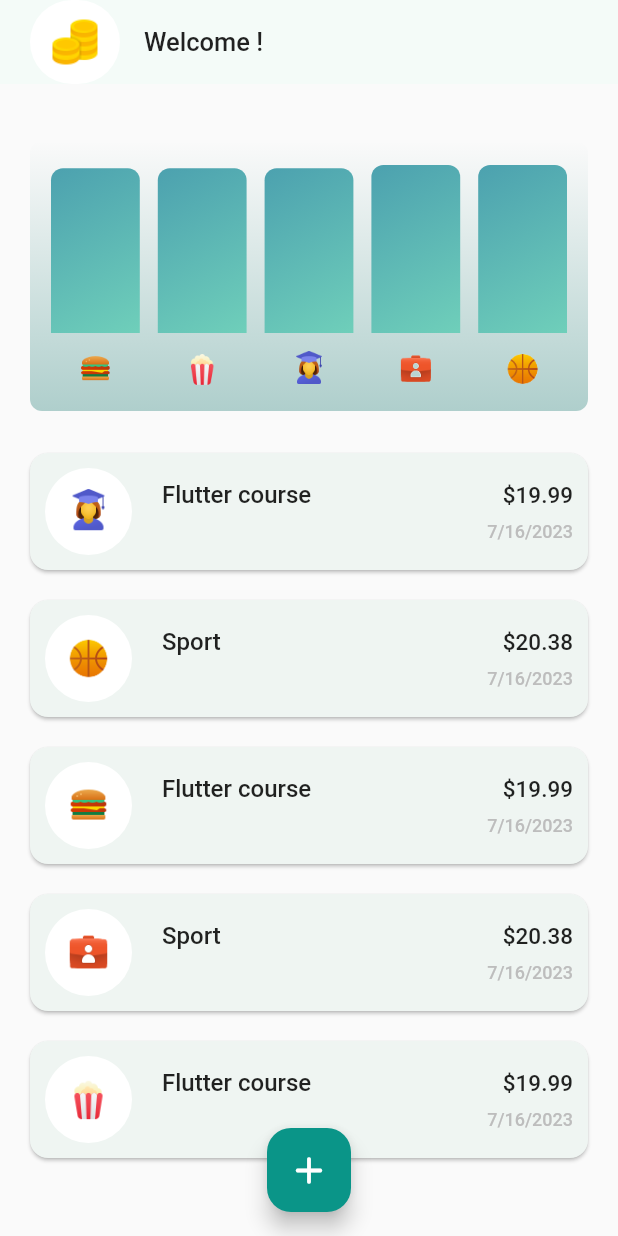
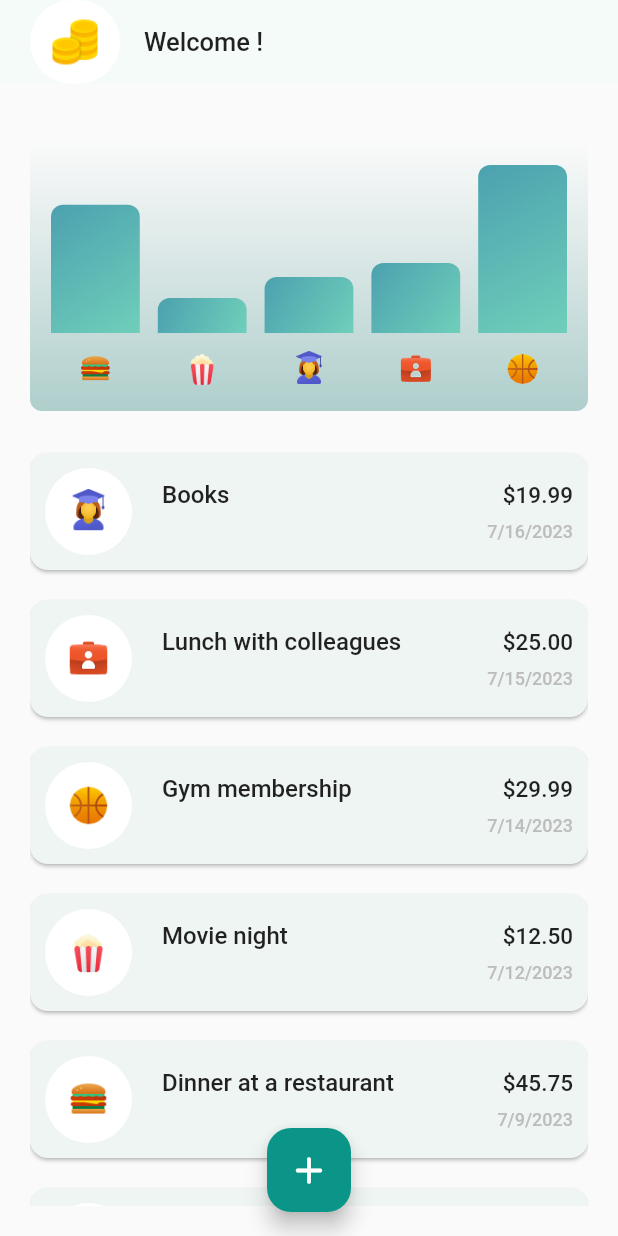
Before and after one commit to ilhemGn/ExpensesTracker, a Flutter app: the HomeScreen screen opened directly, on a phone screen of 412 x 824 dp. Run offline on Flutter 3.47's test engine with Material 2 defaults, Android fonts, the phone set to English and light mode, and no system bars; our stand-ins replace font_awesome_flutter.

Commit message:
demo expenses list

```diff
--- /dev/null
+++ b/lib/data/expenses_data.dart
@@ -0,0 +1,40 @@
+import 'package:expense_tracking_app/models/expense_model.dart';
+
+List<ExpenseModel> expensesList = [
+  ExpenseModel(
+    title: 'Books',
+    amount: 19.99,
+    date: DateTime(2023, 07, 16),
+    category: Category.study,
+  ),
+  ExpenseModel(
+    title: 'Lunch with colleagues',
+    amount: 25.0,
+    date: DateTime(2023, 07, 15),
+    category: Category.work,
+  ),
+  ExpenseModel(
+    title: 'Gym membership',
+    amount: 29.99,
+    date: DateTime(2023, 07, 14),
+    category: Category.sport,
+  ),
+  ExpenseModel(
+    title: 'Movie night',
+    amount: 12.5,
+    date: DateTime(2023, 07, 12),
+    category: Category.leisure,
+  ),
+  ExpenseModel(
+    title: 'Dinner at a restaurant',
+    amount: 45.75,
+    date: DateTime(2023, 7, 9),
+    category: Category.food,
+  ),
+  ExpenseModel(
+    title: 'Soccer shoes',
+    amount: 29.95,
+    date: DateTime(2023, 7, 11),
+    category: Category.sport,
+  ),
+];
--- a/lib/screens/home_screen.dart
+++ b/lib/screens/home_screen.dart
@@ -1,5 +1,6 @@
 import 'package:expense_tracking_app/models/expense_model.dart';
 import 'package:expense_tracking_app/screens/add_expense_screen.dart';
+import 'package:expense_tracking_app/data/expenses_data.dart';
 import 'package:expense_tracking_app/widgets/chart/char.dart';
 import 'package:expense_tracking_app/widgets/expenses_list.dart';
 import 'package:flutter/material.dart';
@@ -12,39 +13,6 @@ class HomeScreen extends StatefulWidget {
 }
 
 class _HomeScreenState extends State<HomeScreen> {
-  List<ExpenseModel> expensesList = [
-    ExpenseModel(
-      title: 'Flutter course',
-      amount: 19.99,
-      date: DateTime.now(),
-      category: Category.study,
-    ),
-    ExpenseModel(
-      title: 'Sport',
-      amount: 20.38,
-      date: DateTime.now(),
-      category: Category.sport,
-    ),
-    ExpenseModel(
-      title: 'Flutter course',
-      amount: 19.99,
-      date: DateTime.now(),
-      category: Category.food,
-    ),
-    ExpenseModel(
-      title: 'Sport',
-      amount: 20.38,
-      date: DateTime.now(),
-      category: Category.work,
-    ),
-    ExpenseModel(
-      title: 'Flutter course',
-      amount: 19.99,
-      date: DateTime.now(),
-      category: Category.leisure,
-    ),
-  ];
-
   void _addExpense(ExpenseModel expense) {
     setState(() {
       expensesList.add(expense);
```
